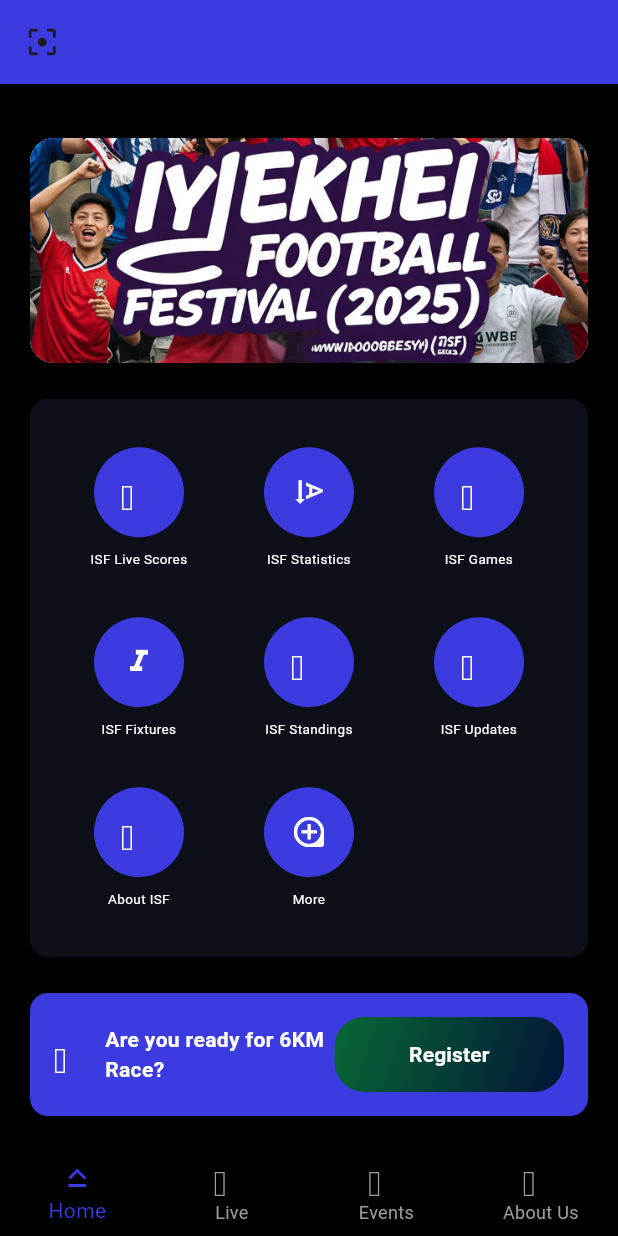
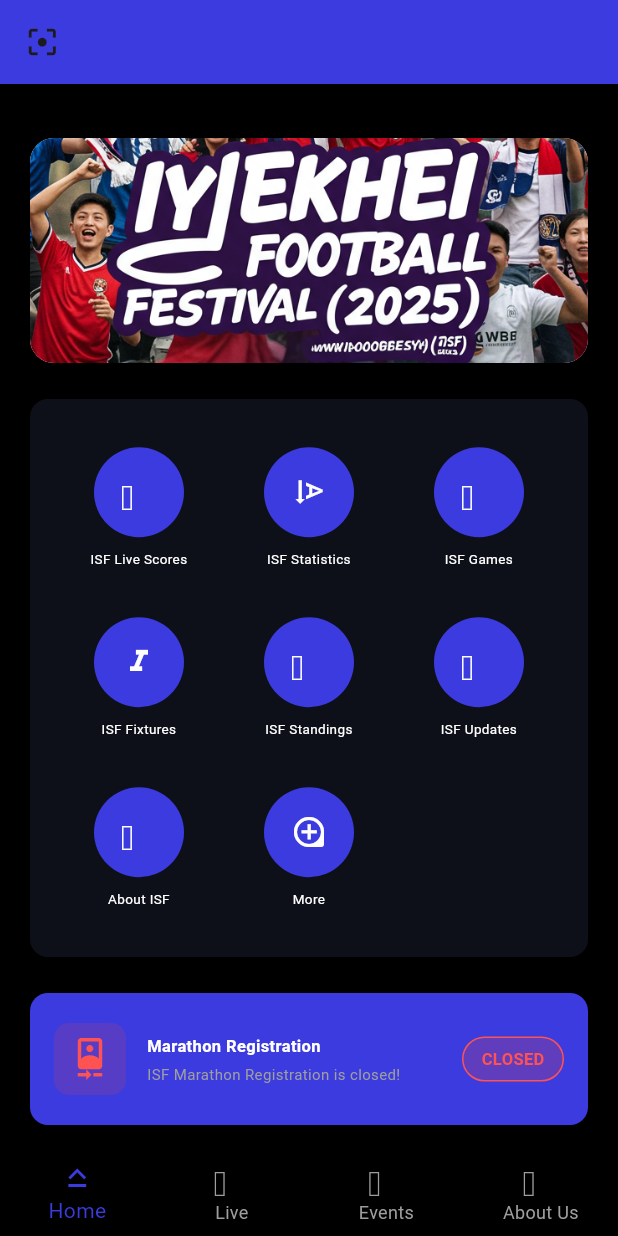
Before and after one commit to obomeghie2019/isf_mobile_app, a Flutter app: the screen it shows after launch, in the side drawer, after a tap on "HOME", on a phone screen of 412 x 824 dp. Run offline on Flutter 3.47's test engine with Material 3 defaults, Android fonts, the phone set to English and light mode, and no system bars; our stand-ins replace carousel_slider, connectivity_plus, get, google_mobile_ads, screenshot, webview_flutter; network calls fail.

Commit message:
Mobile App Web Control ON/OFF

```diff
--- a/lib/main.dart
+++ b/lib/main.dart
@@ -2,6 +2,8 @@
 import 'package:connectivity_plus/connectivity_plus.dart';
 import 'package:google_mobile_ads/google_mobile_ads.dart';
 import 'dart:async';
+import 'dart:convert';
+import 'package:http/http.dart' as http;
 import 'package:isf_app/isffixtures.dart';
 import 'package:isf_app/isfnews.dart';
 import 'package:isf_app/isfstanding.dart';
@@ -13,7 +15,6 @@
 
 void main() async {
   WidgetsFlutterBinding.ensureInitialized();
-
   await MobileAds.instance.initialize();
   runApp(const ISFApp());
 }
@@ -39,53 +40,79 @@
 }
 
 class _HomeCarouselPageState extends State<HomeCarouselPage> {
-  int _currentIndex = 0; // Tracks the selected tab
+  int _currentIndex = 0;
   late StreamSubscription<List<ConnectivityResult>> _subscription;
-  bool _isConnected = true; // Default to connected
+  bool _isConnected = true;
+
+  // ── Marathon registration state ──
+  bool _marathonOpen = false; // false = closed, true = open
+  bool _loadingMarathon = true; // shows shimmer while fetching
+
+  // ── CHANGE THIS to your actual API URL ──
+  static const String _apiUrl =
+      'https://360globalnetwork.com.ng/isf2025/mobile_settings.php';
 
   @override
   void initState() {
     super.initState();
+    _fetchMarathonStatus();
 
-    // Listen for network changes (new API returns a List<ConnectivityResult>)
-    _subscription = Connectivity().onConnectivityChanged.listen((
-      List<ConnectivityResult> results,
-    ) {
-      // Consider connected if any result is not 'none'
-      bool hasInternet = results.any(
-        (result) => result != ConnectivityResult.none,
+    _subscription = Connectivity().onConnectivityChanged.listen(
+      (List<ConnectivityResult> results) {
+        bool hasInternet = results.any((r) => r != ConnectivityResult.none);
+        if (_isConnected != hasInternet) {
+          setState(() => _isConnected = hasInternet);
+          _showNetworkStatusPopup();
+          // Re-fetch when internet is restored
+          if (hasInternet) _fetchMarathonStatus();
+        }
+      },
     );
-      if (_isConnected != hasInternet) {
+  }
+
+  // ── Fetch marathon_registration from your PHP API ──
+  Future<void> _fetchMarathonStatus() async {
+    setState(() => _loadingMarathon = true);
+    try {
+      final response = await http
+          .get(Uri.parse(_apiUrl))
+          .timeout(const Duration(seconds: 10));
+
+      if (response.statusCode == 200) {
+        final Map<String, dynamic> data = jsonDecode(response.body);
         setState(() {
-          _isConnected = hasInternet;
+          _marathonOpen = (data['marathon_registration'] == 'open');
+          _loadingMarathon = false;
         });
-        _showNetworkStatusPopup();
+      } else {
+        setState(() => _loadingMarathon = false);
       }
-    });
+    } catch (e) {
+      // Network error – default to closed for safety
+      setState(() => _loadingMarathon = false);
+    }
   }
 
   void _showNetworkStatusPopup() {
     final message =
         _isConnected ? "Internet Restored!" : "No Internet Connection!";
     final color = _isConnected ? Colors.green : Colors.red;
-
     Get.snackbar(
-      "Network Status", // Title
-      message, // Message
+      "Network Status",
+      message,
       snackPosition: SnackPosition.TOP,
       backgroundColor: color,
       colorText: Colors.white,
-      duration: Duration(seconds: 3),
+      duration: const Duration(seconds: 3),
     );
   }
 
   @override
   void dispose() {
-    _subscription.cancel(); // Dispose of listener to prevent memory leaks
+    _subscription.cancel();
     super.dispose();
   }
 
-  // Bottom Navigation Bar Items
   final List<BottomNavigationBarItem> _bottomNavItems = const [
     BottomNavigationBarItem(icon: Icon(Icons.home), label: 'Home'),
     BottomNavigationBarItem(icon: Icon(Icons.sports_soccer), label: 'Live'),
@@ -99,7 +126,6 @@
       backgroundColor: Colors.black,
       appBar: AppBar(
         backgroundColor: const Color.fromARGB(255, 59, 59, 223),
-        //title: const Text('Iyekhei Sport Festival (ISF)'),
       ),
       drawer: Drawer(
         child: ListView(
@@ -107,93 +133,62 @@
           children: [
             DrawerHeader(
               decoration:
-                  BoxDecoration(color: const Color.fromARGB(255, 59, 59, 223)),
-              child: Text(
+                  const BoxDecoration(color: Color.fromARGB(255, 59, 59, 223)),
+              child: const Text(
                 'MENU',
                 style: TextStyle(color: Colors.white, fontSize: 24),
               ),
             ),
             ListTile(
-              leading: Icon(Icons.home,
-                  color: const Color.fromARGB(255, 59, 59, 223)),
-              title: Text('HOME'),
-              onTap: () {
-                Navigator.pop(context); // Close the drawer
-              },
+              leading: const Icon(Icons.home,
+                  color: Color.fromARGB(255, 59, 59, 223)),
+              title: const Text('HOME'),
+              onTap: () => Navigator.pop(context),
             ),
             ListTile(
-              leading: Icon(Icons.info,
-                  color: const Color.fromARGB(255, 59, 59, 223)),
-              title: Text('ABOUT ISF'),
-              onTap: () {
-                Navigator.push(
+              leading: const Icon(Icons.info,
+                  color: Color.fromARGB(255, 59, 59, 223)),
+              title: const Text('ABOUT ISF'),
+              onTap: () => Navigator.push(
+                  context, MaterialPageRoute(builder: (_) => AboutUs())),
+            ),
+            // ── Marathon drawer item: only shown when OPEN ──
+            if (_marathonOpen)
+              ListTile(
+                leading: const Icon(Icons.event,
+                    color: Color.fromARGB(255, 59, 59, 223)),
+                title: const Text('ISF MARATHON'),
+                onTap: () => Navigator.push(
                   context,
-                  MaterialPageRoute(builder: (context) => AboutUs()),
-                );
-              },
+                  MaterialPageRoute(
+                      builder: (_) => MarathonRegistrationScreen()),
+                ),
               ),
             ListTile(
-              leading: Icon(Icons.event,
-                  color: const Color.fromARGB(255, 59, 59, 223)),
-              title: Text('ISF MARATHON'),
-              onTap: () {
-                // Handle navigation to Events
-                Navigator.push(
-                  context,
-                  MaterialPageRoute(
-                    builder: (context) =>
-                        MarathonRegistrationScreen(), // Ensure this class is defined below or imported
-                  ),
-                );
-              },
-            ),
-            //Ads Banner
-            // BannerAdWidget(
-            // adUnitId: 'ca-app-pub-8686875793330353/6579589869',
-            // ),
-            ListTile(
-              leading: Row(
-                mainAxisSize: MainAxisSize.min,
-                children: [
-                  Icon(Icons.sports_soccer,
-                      color: const Color.fromARGB(255, 59, 59, 223))
-                ],
-              ),
-              title: Text('ISF FOOTBALL'),
-              subtitle: Text(
-                'Fixtures,Table Standing, Scores and Updates',
+              leading: const Icon(Icons.sports_soccer,
+                  color: Color.fromARGB(255, 59, 59, 223)),
+              title: const Text('ISF FOOTBALL'),
+              subtitle: const Text(
+                'Fixtures, Table Standing, Scores and Updates',
                 style: TextStyle(color: Colors.black, fontSize: 10),
               ),
-              onTap: () {
-                Navigator.push(
-                  context,
-                  MaterialPageRoute(
-                    builder: (context) =>
-                        WebViewScreen(), // Ensure this class is defined below or imported
-                  ),
-                );
-              },
+              onTap: () => Navigator.push(
+                  context, MaterialPageRoute(builder: (_) => WebViewScreen())),
             ),
             ListTile(
-              leading: Icon(Icons.contact_support,
-                  color: const Color.fromARGB(255, 59, 59, 223)),
-              title: Text('CONTACT US'),
-              onTap: () {
-                // Handle navigation to Contact Us
-                Navigator.push(
-                  context,
-                  MaterialPageRoute(
-                    builder: (context) =>
-                        AboutUs(), // Ensure this class is defined below or imported
-                  ),
-                );
-              },
+              leading: const Icon(Icons.contact_support,
+                  color: Color.fromARGB(255, 59, 59, 223)),
+              title: const Text('CONTACT US'),
+              onTap: () => Navigator.push(
+                  context, MaterialPageRoute(builder: (_) => AboutUs())),
             ),
           ],
         ),
       ),
-
-      body: SingleChildScrollView(
+      body: RefreshIndicator(
+        onRefresh: _fetchMarathonStatus, // pull-to-refresh re-checks status
+        child: SingleChildScrollView(
+          physics: const AlwaysScrollableScrollPhysics(),
           padding: const EdgeInsets.all(16.0),
           child: Column(
             crossAxisAlignment: CrossAxisAlignment.center,
@@ -203,20 +198,15 @@
               const SizedBox(height: 16),
               _buildServiceGrid(),
               const SizedBox(height: 16),
-            _buildInviteBonusCard(),
+              // ── Marathon card: controlled by toggle ──
+              _buildMarathonCard(),
             ],
           ),
         ),
-
-      //Ads Banner
+      ),
       bottomNavigationBar: BottomNavigationBar(
         currentIndex: _currentIndex,
-        onTap: (index) {
-          setState(() {
-            _currentIndex = index;
-          });
-          // Add navigation logic here (e.g., using Navigator.push)
-        },
+        onTap: (index) => setState(() => _currentIndex = index),
         type: BottomNavigationBarType.fixed,
         backgroundColor: Colors.black,
         selectedItemColor: const Color.fromARGB(255, 59, 59, 223),
@@ -226,6 +216,7 @@
     );
   }
 
+  // ── Banner card (unchanged) ──
   Widget _buildAlertCard() {
     return Card(
       shape: RoundedRectangleBorder(borderRadius: BorderRadius.circular(16)),
@@ -235,13 +226,14 @@
         child: Image.asset(
           'assets/images/isfbanner.png',
           width: double.infinity,
-          height: 150, // Increased height for better visibility
+          height: 150,
           fit: BoxFit.cover,
         ),
       ),
     );
   }
 
+  // ── Service grid (unchanged) ──
   Widget _buildServiceGrid() {
     return Card(
       color: const Color.fromARGB(255, 14, 16, 25),
@@ -256,44 +248,28 @@
           children: [
             _buildServiceIcon(Icons.tv, 'ISF Live Scores', () {
               Navigator.push(
-                context,
-                MaterialPageRoute(builder: (context) => WebViewScreen()),
-              );
+                  context, MaterialPageRoute(builder: (_) => WebViewScreen()));
             }),
             _buildServiceIcon(Icons.event_sharp, 'ISF Statistics', () {
-              Navigator.push(
-                context,
-                MaterialPageRoute(builder: (context) => ISFstatisticscreen()),
-              );
+              Navigator.push(context,
+                  MaterialPageRoute(builder: (_) => ISFstatisticscreen()));
             }),
             _buildServiceIcon(Icons.sports_esports, 'ISF Games', () {}),
-            _buildServiceIcon(
-              Icons.event_available,
-              'ISF Fixtures',
-              () {
-                Navigator.push(
-                  context,
-                  MaterialPageRoute(builder: (context) => ISFfixtureScreen()),
-                );
-              },
-            ),
+            _buildServiceIcon(Icons.event_available, 'ISF Fixtures', () {
+              Navigator.push(context,
+                  MaterialPageRoute(builder: (_) => ISFfixtureScreen()));
+            }),
             _buildServiceIcon(Icons.leaderboard, 'ISF Standings', () {
               Navigator.push(
-                context,
-                MaterialPageRoute(builder: (context) => ISFStanding()),
-              );
+                  context, MaterialPageRoute(builder: (_) => ISFStanding()));
             }),
             _buildServiceIcon(Icons.newspaper_sharp, 'ISF Updates', () {
               Navigator.push(
-                context,
-                MaterialPageRoute(builder: (context) => ISFNewsScreen()),
-              );
+                  context, MaterialPageRoute(builder: (_) => ISFNewsScreen()));
             }),
             _buildServiceIcon(Icons.info, 'About ISF', () {
               Navigator.push(
-                context,
-                MaterialPageRoute(builder: (context) => AboutUs()),
-              );
+                  context, MaterialPageRoute(builder: (_) => AboutUs()));
             }),
             _buildServiceIcon(Icons.more_horiz, 'More', () {}),
           ],
@@ -303,10 +279,7 @@
   }
 
   Widget _buildServiceIcon(
-    IconData icon,
-    String label,
-    VoidCallback onPressed,
-  ) {
+      IconData icon, String label, VoidCallback onPressed) {
     return GestureDetector(
       onTap: onPressed,
       child: SizedBox(
@@ -332,7 +305,25 @@
     );
   }
 
-  Widget _buildInviteBonusCard() {
+  // ── Marathon card – dynamically shows OPEN or CLOSED state ──
+  Widget _buildMarathonCard() {
+    // While loading show a shimmer-style placeholder
+    if (_loadingMarathon) {
+      return Card(
+        color: const Color.fromARGB(255, 59, 59, 223),
+        shape: RoundedRectangleBorder(borderRadius: BorderRadius.circular(12)),
+        elevation: 4,
+        child: const Padding(
+          padding: EdgeInsets.all(20.0),
+          child: Center(
+            child: CircularProgressIndicator(color: Colors.white),
+          ),
+        ),
+      );
+    }
+
+    // ── REGISTRATION OPEN ──
+    if (_marathonOpen) {
       return Card(
         color: const Color.fromARGB(255, 59, 59, 223),
         shape: RoundedRectangleBorder(borderRadius: BorderRadius.circular(12)),
@@ -354,14 +345,13 @@
               ),
               Expanded(
                 child: SizedBox(
-                width: double.infinity,
                   height: 50,
                   child: DecoratedBox(
                     decoration: BoxDecoration(
                       gradient: const LinearGradient(
                         colors: [
                           Color.fromARGB(255, 8, 104, 54),
-                          Color.fromARGB(255, 3, 20, 54)
+                          Color.fromARGB(255, 3, 20, 54),
                         ],
                         begin: Alignment.topLeft,
                         end: Alignment.bottomRight,
@@ -376,15 +366,11 @@
                           borderRadius: BorderRadius.circular(20),
                         ),
                       ),
-                      //Proceed To Pay
-                      onPressed: () {
-                        Navigator.push(
+                      onPressed: () => Navigator.push(
                         context,
                         MaterialPageRoute(
-                            builder: (context) => MarathonRegistrationScreen(),
+                            builder: (_) => MarathonRegistrationScreen()),
                       ),
-                        );
-                      },
                       child: const Text(
                         'Register',
                         style: TextStyle(
@@ -392,9 +378,69 @@
                             fontSize: 14,
                             fontWeight: FontWeight.bold),
                       ),
-                    )),
                     ),
-            )
+                  ),
+                ),
+              ),
+            ],
+          ),
+        ),
+      );
+    }
+
+    // ── REGISTRATION CLOSED ──
+    return Card(
+      color: const Color.fromARGB(255, 59, 59, 223),
+      shape: RoundedRectangleBorder(borderRadius: BorderRadius.circular(12)),
+      elevation: 4,
+      child: Padding(
+        padding: const EdgeInsets.symmetric(horizontal: 16.0, vertical: 20.0),
+        child: Row(
+          children: [
+            Container(
+              padding: const EdgeInsets.all(10),
+              decoration: BoxDecoration(
+                color: Colors.red.withOpacity(0.15),
+                borderRadius: BorderRadius.circular(10),
+              ),
+              child: const Icon(Icons.lock_outline,
+                  color: Colors.redAccent, size: 28),
+            ),
+            const SizedBox(width: 14),
+            const Expanded(
+              child: Column(
+                crossAxisAlignment: CrossAxisAlignment.start,
+                children: [
+                  Text(
+                    'Marathon Registration',
+                    style: TextStyle(
+                        color: Colors.white,
+                        fontWeight: FontWeight.bold,
+                        fontSize: 11),
+                  ),
+                  SizedBox(height: 4),
+                  Text(
+                    'ISF Marathon Registration is closed!',
+                    style: TextStyle(color: Colors.grey, fontSize: 10),
+                  ),
+                ],
+              ),
+            ),
+            Container(
+              padding: const EdgeInsets.symmetric(horizontal: 12, vertical: 6),
+              decoration: BoxDecoration(
+                color: Colors.red.withOpacity(0.2),
+                borderRadius: BorderRadius.circular(20),
+                border: Border.all(color: Colors.redAccent, width: 1),
+              ),
+              child: const Text(
+                'CLOSED',
+                style: TextStyle(
+                    color: Colors.redAccent,
+                    fontWeight: FontWeight.bold,
+                    fontSize: 11),
+              ),
+            ),
           ],
         ),
       ),
```
Lines whose indentation alone changed are shown as unchanged.
